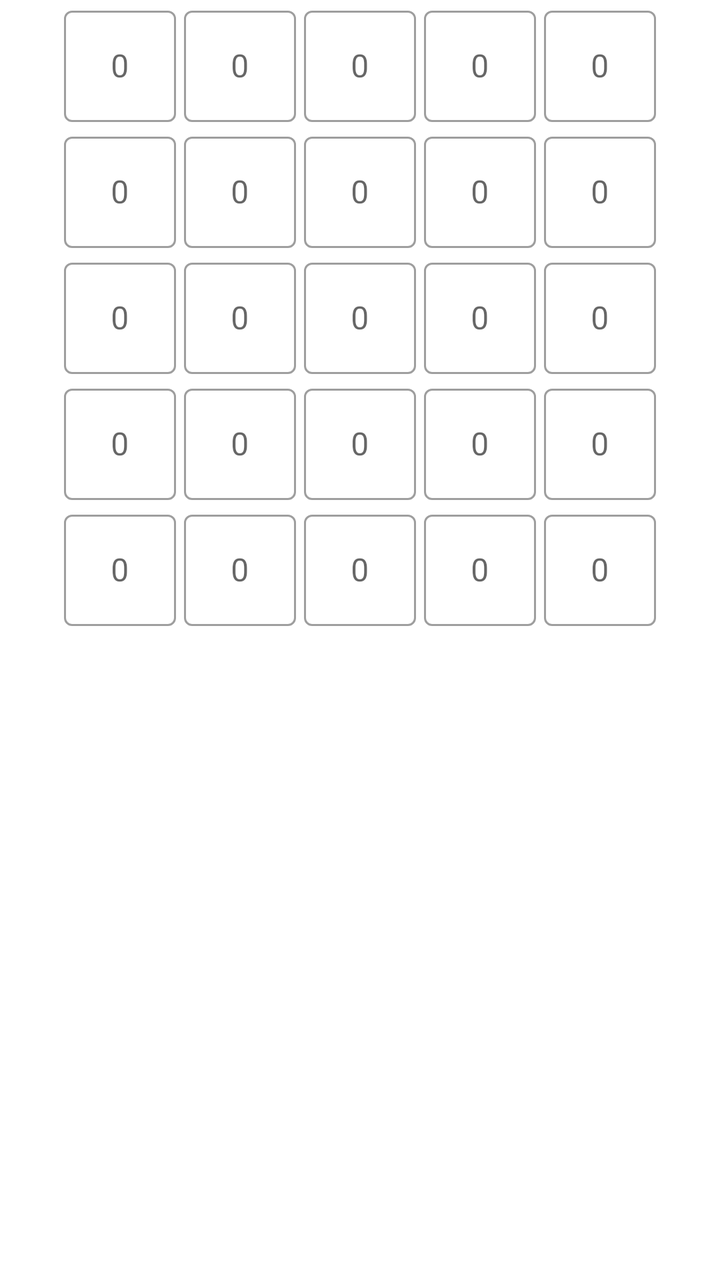
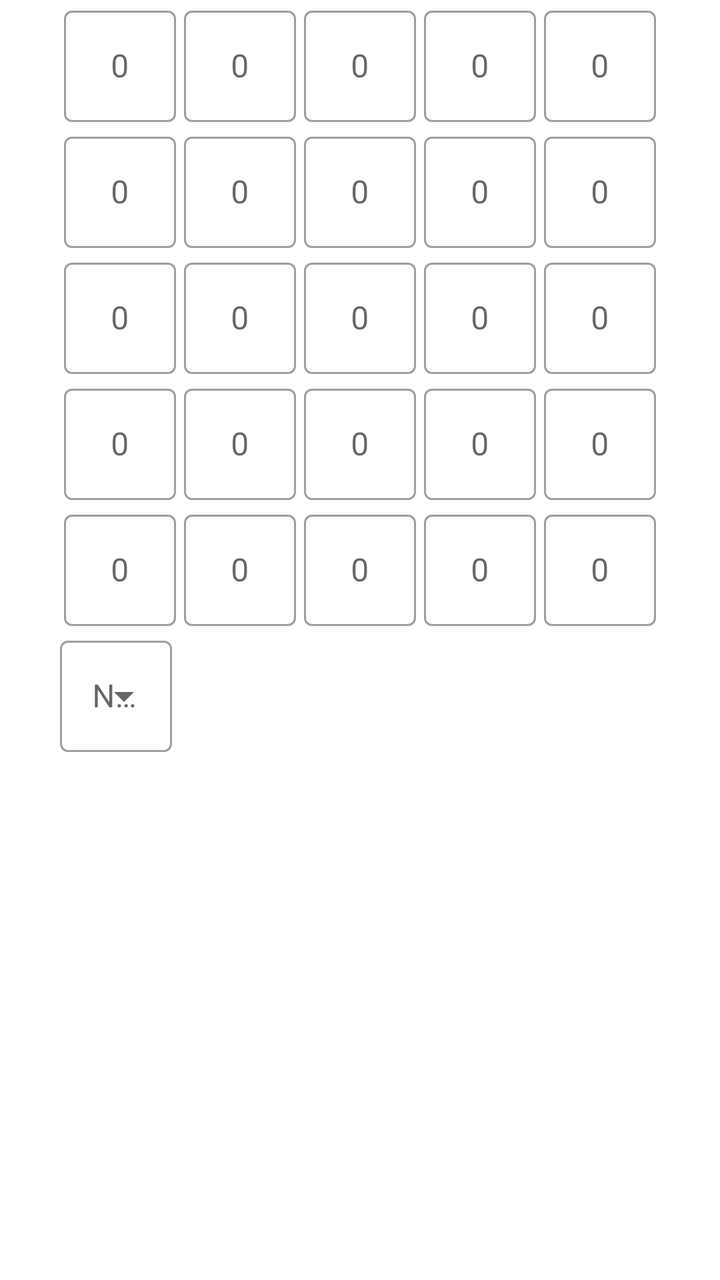

Two renders of the same Android screen: before a commit and after it. Below are the layout's source before the change and the commit's diff.
<!-- AndroidManifest.xml: application theme Theme.Matscape -->
<!-- res/layout/fragment_matrix_edit.xml -->
<?xml version="1.0" encoding="utf-8"?>
<androidx.constraintlayout.widget.ConstraintLayout xmlns:android="http://schemas.android.com/apk/res/android"
    xmlns:app="http://schemas.android.com/apk/res-auto"
    xmlns:tools="http://schemas.android.com/tools"
    android:layout_width="match_parent"
    android:layout_height="match_parent"
    tools:context=".Fragments.MatrixFragment.EditMatrixFragment">

    <HorizontalScrollView
        android:layout_width="wrap_content"
        android:layout_height="wrap_content"
        android:scrollbars="none"
        app:layout_constraintEnd_toEndOf="parent"
        app:layout_constraintStart_toStartOf="parent"
        app:layout_constraintTop_toTopOf="parent">

        <LinearLayout
            android:layout_width="wrap_content"
            android:layout_height="wrap_content"
            android:orientation="horizontal">

            <LinearLayout
                style="@style/ChangeMatrixLinearLayouts"
                app:layout_constraintTop_toBottomOf="@+id/imageView">

                <com.google.android.material.textfield.TextInputLayout
                    android:id="@+id/ChangeMatrixLayout11"
                    style="@style/Widget.MaterialComponents.TextInputLayout.OutlinedBox"
                    android:layout_width="wrap_content"
                    android:layout_height="wrap_content"
                    android:gravity="center"
                    android:hint="@string/hint_textInputLayout">

                    <com.google.android.material.textfield.TextInputEditText
                        android:id="@+id/ChangeMatrixField11"
                        style="@style/ChangeMatrixMaterialFields" />

                </com.google.android.material.textfield.TextInputLayout>

                <com.google.android.material.textfield.TextInputLayout
                    android:id="@+id/ChangeMatrixLayout21"
                    style="@style/Widget.MaterialComponents.TextInputLayout.OutlinedBox"
                    android:layout_width="wrap_content"
                    android:layout_height="wrap_content"
                    android:gravity="center"
                    android:hint="@string/hint_textInputLayout">

                    <com.google.android.material.textfield.TextInputEditText
                        android:id="@+id/ChangeMatrixField21"
                        style="@style/ChangeMatrixMaterialFields" />

                </com.google.android.material.textfield.TextInputLayout>

                <com.google.android.material.textfield.TextInputLayout
                    android:id="@+id/ChangeMatrixLayout31"
                    style="@style/Widget.MaterialComponents.TextInputLayout.OutlinedBox"
                    android:layout_width="wrap_content"
                    android:layout_height="wrap_content"
                    android:gravity="center"
                    android:hint="@string/hint_textInputLayout">

                    <com.google.android.material.textfield.TextInputEditText
                        android:id="@+id/ChangeMatrixField31"
                        style="@style/ChangeMatrixMaterialFields" />

                </com.google.android.material.textfield.TextInputLayout>

                <com.google.android.material.textfield.TextInputLayout
                    android:id="@+id/ChangeMatrixLayout41"
                    style="@style/Widget.MaterialComponents.TextInputLayout.OutlinedBox"
                    android:layout_width="wrap_content"
                    android:layout_height="wrap_content"
                    android:gravity="center"
                    android:hint="@string/hint_textInputLayout">

                    <com.google.android.material.textfield.TextInputEditText
                        android:id="@+id/ChangeMatrixField41"
                        style="@style/ChangeMatrixMaterialFields" />

                </com.google.android.material.textfield.TextInputLayout>

                <com.google.android.material.textfield.TextInputLayout
                    android:id="@+id/ChangeMatrixLayout51"
                    style="@style/Widget.MaterialComponents.TextInputLayout.OutlinedBox"
                    android:layout_width="wrap_content"
                    android:layout_height="wrap_content"
                    android:gravity="center"
                    android:hint="@string/hint_textInputLayout">

                    <com.google.android.material.textfield.TextInputEditText
                        android:id="@+id/ChangeMatrixField51"
                        style="@style/ChangeMatrixMaterialFields" />

                </com.google.android.material.textfield.TextInputLayout>

            </LinearLayout>

            <LinearLayout
                style="@style/ChangeMatrixLinearLayouts"
                app:layout_constraintTop_toBottomOf="@+id/imageView">

                <com.google.android.material.textfield.TextInputLayout
                    android:id="@+id/ChangeMatrixLayout12"
                    style="@style/Widget.MaterialComponents.TextInputLayout.OutlinedBox"
                    android:layout_width="wrap_content"
                    android:layout_height="wrap_content"
                    android:gravity="center"
                    android:hint="@string/hint_textInputLayout">

                    <com.google.android.material.textfield.TextInputEditText
                        android:id="@+id/ChangeMatrixField12"
                        style="@style/ChangeMatrixMaterialFields" />

                </com.google.android.material.textfield.TextInputLayout>

                <com.google.android.material.textfield.TextInputLayout
                    android:id="@+id/ChangeMatrixLayout22"
                    style="@style/Widget.MaterialComponents.TextInputLayout.OutlinedBox"
                    android:layout_width="wrap_content"
                    android:layout_height="wrap_content"
                    android:gravity="center"
                    android:hint="@string/hint_textInputLayout">

                    <com.google.android.material.textfield.TextInputEditText
                        android:id="@+id/ChangeMatrixField22"
                        style="@style/ChangeMatrixMaterialFields" />

                </com.google.android.material.textfield.TextInputLayout>

                <com.google.android.material.textfield.TextInputLayout
                    android:id="@+id/ChangeMatrixLayout32"
                    style="@style/Widget.MaterialComponents.TextInputLayout.OutlinedBox"
                    android:layout_width="wrap_content"
                    android:layout_height="wrap_content"
                    android:gravity="center"
                    android:hint="@string/hint_textInputLayout">

                    <com.google.android.material.textfield.TextInputEditText
                        android:id="@+id/ChangeMatrixField32"
                        style="@style/ChangeMatrixMaterialFields" />

                </com.google.android.material.textfield.TextInputLayout>

                <com.google.android.material.textfield.TextInputLayout
                    android:id="@+id/ChangeMatrixLayout42"
                    style="@style/Widget.MaterialComponents.TextInputLayout.OutlinedBox"
                    android:layout_width="wrap_content"
                    android:layout_height="wrap_content"
                    android:gravity="center"
                    android:hint="@string/hint_textInputLayout">

                    <com.google.android.material.textfield.TextInputEditText
                        android:id="@+id/ChangeMatrixField42"
                        style="@style/ChangeMatrixMaterialFields" />

                </com.google.android.material.textfield.TextInputLayout>

                <com.google.android.material.textfield.TextInputLayout
                    android:id="@+id/ChangeMatrixLayout52"
                    style="@style/Widget.MaterialComponents.TextInputLayout.OutlinedBox"
                    android:layout_width="wrap_content"
                    android:layout_height="wrap_content"
                    android:gravity="center"
                    android:hint="@string/hint_textInputLayout">

                    <com.google.android.material.textfield.TextInputEditText
                        android:id="@+id/ChangeMatrixField52"
                        style="@style/ChangeMatrixMaterialFields" />

                </com.google.android.material.textfield.TextInputLayout>

            </LinearLayout>

            <LinearLayout
                style="@style/ChangeMatrixLinearLayouts"
                app:layout_constraintTop_toBottomOf="@+id/imageView">

                <com.google.android.material.textfield.TextInputLayout
                    android:id="@+id/ChangeMatrixLayout13"
                    style="@style/Widget.MaterialComponents.TextInputLayout.OutlinedBox"
                    android:layout_width="wrap_content"
                    android:layout_height="wrap_content"
                    android:gravity="center"
                    android:hint="@string/hint_textInputLayout">

                    <com.google.android.material.textfield.TextInputEditText
                        android:id="@+id/ChangeMatrixField13"
                        style="@style/ChangeMatrixMaterialFields" />

                </com.google.android.material.textfield.TextInputLayout>

                <com.google.android.material.textfield.TextInputLayout
                    android:id="@+id/ChangeMatrixLayout23"
                    style="@style/Widget.MaterialComponents.TextInputLayout.OutlinedBox"
                    android:layout_width="wrap_content"
                    android:layout_height="wrap_content"
                    android:gravity="center"
                    android:hint="@string/hint_textInputLayout">

                    <com.google.android.material.textfield.TextInputEditText
                        android:id="@+id/ChangeMatrixField23"
                        style="@style/ChangeMatrixMaterialFields" />

                </com.google.android.material.textfield.TextInputLayout>

                <com.google.android.material.textfield.TextInputLayout
                    android:id="@+id/ChangeMatrixLayout33"
                    style="@style/Widget.MaterialComponents.TextInputLayout.OutlinedBox"
                    android:layout_width="wrap_content"
                    android:layout_height="wrap_content"
                    android:gravity="center"
                    android:hint="@string/hint_textInputLayout">

                    <com.google.android.material.textfield.TextInputEditText
                        android:id="@+id/ChangeMatrixField33"
                        style="@style/ChangeMatrixMaterialFields" />

                </com.google.android.material.textfield.TextInputLayout>

                <com.google.android.material.textfield.TextInputLayout
                    android:id="@+id/ChangeMatrixLayout43"
                    style="@style/Widget.MaterialComponents.TextInputLayout.OutlinedBox"
                    android:layout_width="wrap_content"
                    android:layout_height="wrap_content"
                    android:gravity="center"
                    android:hint="@string/hint_textInputLayout">

                    <com.google.android.material.textfield.TextInputEditText
                        android:id="@+id/ChangeMatrixField43"
                        style="@style/ChangeMatrixMaterialFields" />

                </com.google.android.material.textfield.TextInputLayout>

                <com.google.android.material.textfield.TextInputLayout
                    android:id="@+id/ChangeMatrixLayout53"
                    style="@style/Widget.MaterialComponents.TextInputLayout.OutlinedBox"
                    android:layout_width="wrap_content"
                    android:layout_height="wrap_content"
                    android:gravity="center"
                    android:hint="@string/hint_textInputLayout">

                    <com.google.android.material.textfield.TextInputEditText
                        android:id="@+id/ChangeMatrixField53"
                        style="@style/ChangeMatrixMaterialFields" />

                </com.google.android.material.textfield.TextInputLayout>

            </LinearLayout>

            <LinearLayout
                style="@style/ChangeMatrixLinearLayouts"
                app:layout_constraintTop_toBottomOf="@+id/imageView">

                <com.google.android.material.textfield.TextInputLayout
                    android:id="@+id/ChangeMatrixLayout14"
                    style="@style/Widget.MaterialComponents.TextInputLayout.OutlinedBox"
                    android:layout_width="wrap_content"
                    android:layout_height="wrap_content"
                    android:gravity="center"
                    android:hint="@string/hint_textInputLayout">

                    <com.google.android.material.textfield.TextInputEditText
                        android:id="@+id/ChangeMatrixField14"
                        style="@style/ChangeMatrixMaterialFields" />

                </com.google.android.material.textfield.TextInputLayout>

                <com.google.android.material.textfield.TextInputLayout
                    android:id="@+id/ChangeMatrixLayout24"
                    style="@style/Widget.MaterialComponents.TextInputLayout.OutlinedBox"
                    android:layout_width="wrap_content"
                    android:layout_height="wrap_content"
                    android:gravity="center"
                    android:hint="@string/hint_textInputLayout">

                    <com.google.android.material.textfield.TextInputEditText
                        android:id="@+id/ChangeMatrixField24"
                        style="@style/ChangeMatrixMaterialFields" />

                </com.google.android.material.textfield.TextInputLayout>

                <com.google.android.material.textfield.TextInputLayout
                    android:id="@+id/ChangeMatrixLayout34"
                    style="@style/Widget.MaterialComponents.TextInputLayout.OutlinedBox"
                    android:layout_width="wrap_content"
                    android:layout_height="wrap_content"
                    android:gravity="center"
                    android:hint="@string/hint_textInputLayout">

                    <com.google.android.material.textfield.TextInputEditText
                        android:id="@+id/ChangeMatrixField34"
                        style="@style/ChangeMatrixMaterialFields" />

                </com.google.android.material.textfield.TextInputLayout>

                <com.google.android.material.textfield.TextInputLayout
                    android:id="@+id/ChangeMatrixLayout44"
                    style="@style/Widget.MaterialComponents.TextInputLayout.OutlinedBox"
                    android:layout_width="wrap_content"
                    android:layout_height="wrap_content"
                    android:gravity="center"
                    android:hint="@string/hint_textInputLayout">

                    <com.google.android.material.textfield.TextInputEditText
                        android:id="@+id/ChangeMatrixField44"
                        style="@style/ChangeMatrixMaterialFields" />

                </com.google.android.material.textfield.TextInputLayout>

                <com.google.android.material.textfield.TextInputLayout
                    android:id="@+id/ChangeMatrixLayout54"
                    style="@style/Widget.MaterialComponents.TextInputLayout.OutlinedBox"
                    android:layout_width="wrap_content"
                    android:layout_height="wrap_content"
                    android:gravity="center"
                    android:hint="@string/hint_textInputLayout">

                    <com.google.android.material.textfield.TextInputEditText
                        android:id="@+id/ChangeMatrixField54"
                        style="@style/ChangeMatrixMaterialFields" />

                </com.google.android.material.textfield.TextInputLayout>

            </LinearLayout>

            <LinearLayout
                style="@style/ChangeMatrixLinearLayouts"
                app:layout_constraintTop_toBottomOf="@+id/imageView">

                <com.google.android.material.textfield.TextInputLayout
                    android:id="@+id/ChangeMatrixLayout15"
                    style="@style/Widget.MaterialComponents.TextInputLayout.OutlinedBox"
                    android:layout_width="wrap_content"
                    android:layout_height="wrap_content"
                    android:gravity="center"
                    android:hint="@string/hint_textInputLayout">

                    <com.google.android.material.textfield.TextInputEditText
                        android:id="@+id/ChangeMatrixField15"
                        style="@style/ChangeMatrixMaterialFields" />

                </com.google.android.material.textfield.TextInputLayout>

                <com.google.android.material.textfield.TextInputLayout
                    android:id="@+id/ChangeMatrixLayout25"
                    style="@style/Widget.MaterialComponents.TextInputLayout.OutlinedBox"
                    android:layout_width="wrap_content"
                    android:layout_height="wrap_content"
                    android:gravity="center"
                    android:hint="@string/hint_textInputLayout">

                    <com.google.android.material.textfield.TextInputEditText
                        android:id="@+id/ChangeMatrixField25"
                        style="@style/ChangeMatrixMaterialFields" />

                </com.google.android.material.textfield.TextInputLayout>

                <com.google.android.material.textfield.TextInputLayout
                    android:id="@+id/ChangeMatrixLayout35"
                    style="@style/Widget.MaterialComponents.TextInputLayout.OutlinedBox"
                    android:layout_width="wrap_content"
                    android:layout_height="wrap_content"
                    android:gravity="center"
                    android:hint="@string/hint_textInputLayout">

                    <com.google.android.material.textfield.TextInputEditText
                        android:id="@+id/ChangeMatrixField35"
                        style="@style/ChangeMatrixMaterialFields" />

                </com.google.android.material.textfield.TextInputLayout>

                <com.google.android.material.textfield.TextInputLayout
                    android:id="@+id/ChangeMatrixLayout45"
                    style="@style/Widget.MaterialComponents.TextInputLayout.OutlinedBox"
                    android:layout_width="wrap_content"
                    android:layout_height="wrap_content"
                    android:gravity="center"
                    android:hint="@string/hint_textInputLayout">

                    <com.google.android.material.textfield.TextInputEditText
                        android:id="@+id/ChangeMatrixField45"
                        style="@style/ChangeMatrixMaterialFields" />

                </com.google.android.material.textfield.TextInputLayout>

                <com.google.android.material.textfield.TextInputLayout
                    android:id="@+id/ChangeMatrixLayout55"
                    style="@style/Widget.MaterialComponents.TextInputLayout.OutlinedBox"
                    android:layout_width="wrap_content"
                    android:layout_height="wrap_content"
                    android:gravity="center"
                    android:hint="@string/hint_textInputLayout">

                    <com.google.android.material.textfield.TextInputEditText
                        android:id="@+id/ChangeMatrixField55"
                        style="@style/ChangeMatrixMaterialFields" />

                </com.google.android.material.textfield.TextInputLayout>

            </LinearLayout>

        </LinearLayout>
    </HorizontalScrollView>



</androidx.constraintlayout.widget.ConstraintLayout>
<!-- resources referenced by this layout -->
<resources>
  <string name="hint_textInputLayout">0</string>
  <style name="ChangeMatrixLinearLayouts">
          <item name="android:layout_width">wrap_content</item>
          <item name="android:layout_height">wrap_content</item>
          <item name="android:orientation">vertical</item>
          <item name="android:gravity">center</item>
      </style>
  
      //for ChangeMatrix text input layouts
  <style name="ChangeMatrixMaterialFields">
          <item name="android:layout_width">wrap_content</item>
          <item name="android:layout_height">wrap_content</item>
          <item name="android:layout_margin">2dp</item>
          <item name="android:inputType">numberSigned</item>
          <item name="android:gravity">center</item>
      </style>
  <style name="Theme.Matscape" parent="Theme.MaterialComponents.DayNight.NoActionBar">
          
          <item name="colorPrimary">@color/purple_500</item>
          <item name="colorPrimaryVariant">@color/purple_700</item>
          <item name="colorOnPrimary">@color/white</item>
          
          <item name="colorSecondary">@color/teal_200</item>
          <item name="colorSecondaryVariant">@color/teal_700</item>
          <item name="colorOnSecondary">@color/black</item>
          
          <item name="android:statusBarColor" tools:targetApi="l">?attr/colorPrimaryVariant</item>
          
      </style>
  <color name="purple_500">#FF6200EE</color>
  <color name="purple_700">#FF3700B3</color>
  <color name="white">#FFFFFFFF</color>
  <color name="teal_200">#FF03DAC5</color>
  <color name="teal_700">#FF018786</color>
  <color name="black">#FF000000</color>
</resources>

<!-- the commit's change to res/layout/fragment_matrix_edit.xml (unified diff, before → after) -->
@@ -7,6 +7,7 @@
     tools:context=".Fragments.MatrixFragment.EditMatrixFragment">
 
     <HorizontalScrollView
+        android:id="@+id/horizontalScrollView"
         android:layout_width="wrap_content"
         android:layout_height="wrap_content"
         android:scrollbars="none"
@@ -402,6 +403,23 @@
         </LinearLayout>
     </HorizontalScrollView>
 
+    <com.google.android.material.textfield.TextInputLayout
+
+        style="@style/Widget.MaterialComponents.TextInputLayout.OutlinedBox.ExposedDropdownMenu"
+        android:layout_width="wrap_content"
+        android:layout_height="wrap_content"
+        android:hint="Name"
+        android:orientation="horizontal"
+        app:layout_constraintStart_toStartOf="@+id/horizontalScrollView"
+        app:layout_constraintTop_toBottomOf="@+id/horizontalScrollView">
+
+        <AutoCompleteTextView
+            android:id="@+id/MatrixNamesSpinner"
+            android:layout_width="match_parent"
+            android:layout_height="wrap_content"
+            android:inputType="none" />
+
+    </com.google.android.material.textfield.TextInputLayout>
 
 
 </androidx.constraintlayout.widget.ConstraintLayout>
